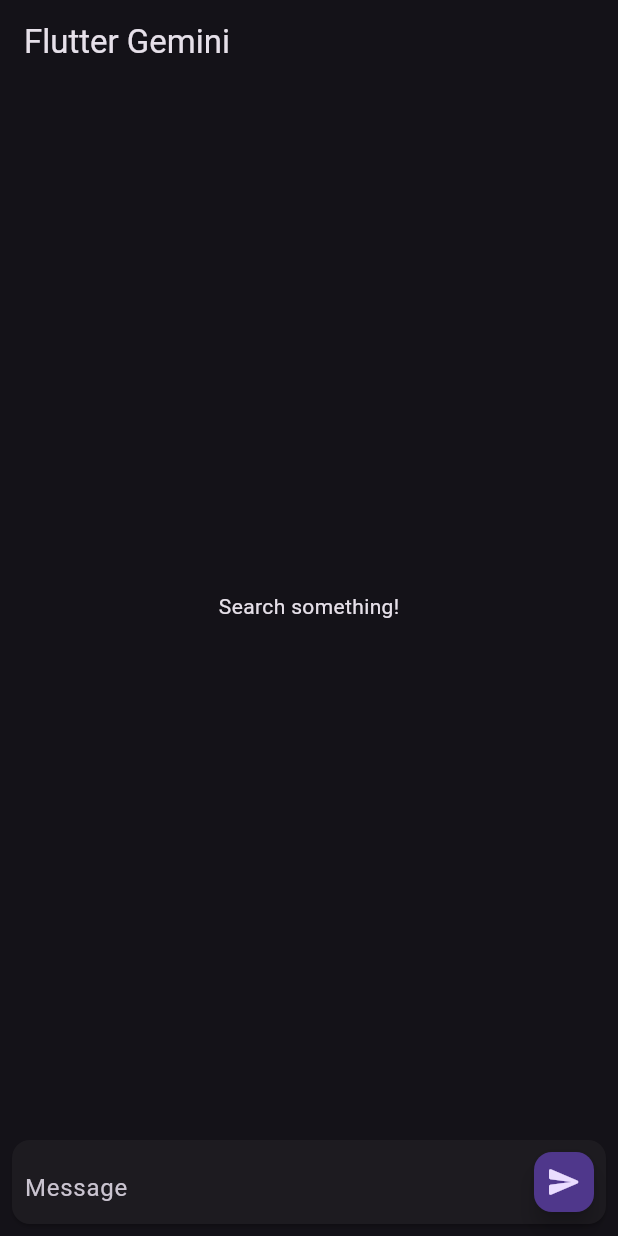
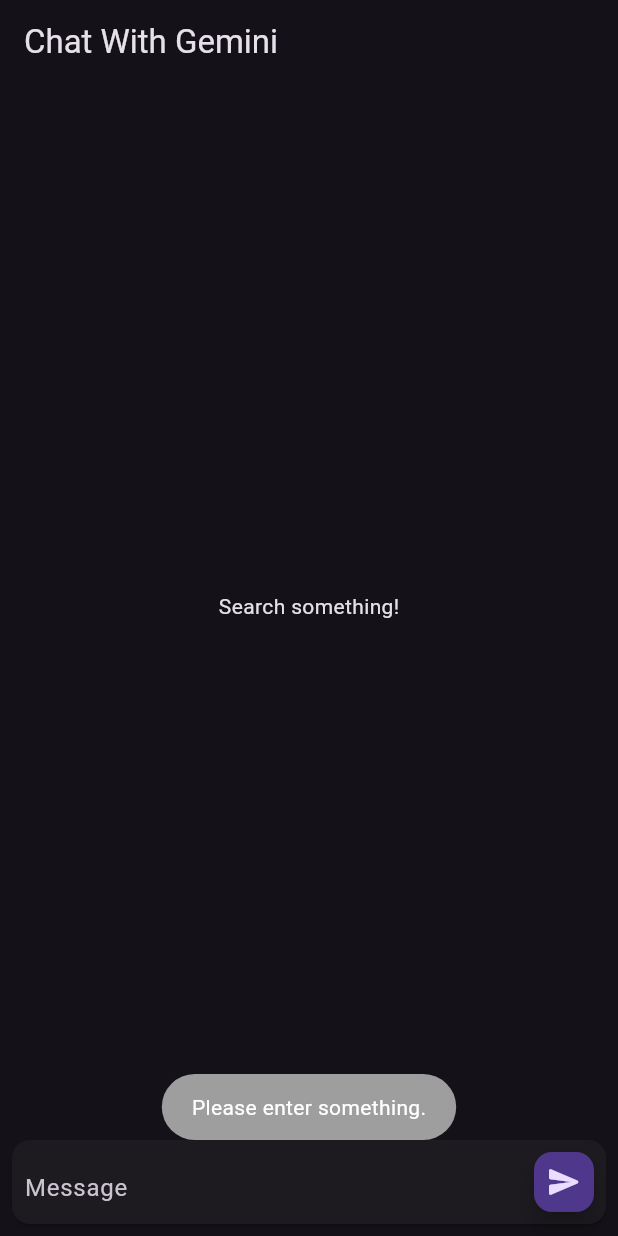
Before and after one commit to d4ken/gemini_simple_stream, a Flutter app: the screen it shows after launch, after a tap on the "send" icon, on a phone screen of 412 x 824 dp. Run offline on Flutter 3.47's test engine with Material 3 defaults, Android fonts, the phone set to English and light mode, and no system bars; our stand-ins replace flutter_gemini, fluttertoast; missing offline and left inert: markdown_widget.

Commit message:
メッセージ送信ボタンの処理を分離

```diff
--- a/lib/pages/chat_screen.dart
+++ b/lib/pages/chat_screen.dart
@@ -1,5 +1,6 @@
 import 'package:flutter/material.dart';
 import 'package:flutter_gemini/flutter_gemini.dart';
+import 'package:fluttertoast/fluttertoast.dart';
 import 'package:gemini_photex/components/build_markdown.dart';
 import 'package:gemini_photex/components/chat_input_box.dart';
 
@@ -25,7 +26,7 @@ class _ChatScreenState extends State<ChatScreen> {
   Widget build(BuildContext context) {
     return Scaffold(
         appBar: AppBar(
-          title: const Text("Flutter Gemini"),
+          title: const Text("Chat With Gemini"),
         ),
         body: Column(
           children: [
@@ -49,14 +50,20 @@ class _ChatScreenState extends State<ChatScreen> {
             if (loading) const CircularProgressIndicator(),
             ChatInputBox(
               controller: controller,
-              onSend: () {
+              onSend: sendMessageAction
+            )
+          ],
+        ));
+  }
+
+  void sendMessageAction()
+  {
     if (controller.text.isNotEmpty) {
       final searchedText = controller.text;
       chats.add(Content(
           role: 'user', parts: [Parts(text: searchedText)]));
       controller.clear();
       loading = true;
-
       gemini.streamChat(chats).listen((value) {
         loading = false;
         setState(() {
@@ -70,18 +77,21 @@ class _ChatScreenState extends State<ChatScreen> {
           }
         });
       });
+    } else {
+      Fluttertoast.showToast(
+          msg: "Please enter something.",
+          backgroundColor: Colors.grey,
+          textColor: Colors.white);
     }
-              },
-            )
-          ],
-        ));
   }
 
   Widget chatItem(BuildContext context, int index) {
     final Content content = chats[index];
     return Card(
       elevation: 0,
-      color: content.role == 'model' ? Colors.grey.shade800 : Colors.green,
+      color: content.role == 'model'
+          ? Colors.grey.shade800
+          : Colors.lightGreen.shade700,
       child: Padding(
         padding: const EdgeInsets.all(8.0),
         child: Column(crossAxisAlignment: CrossAxisAlignment.start, children: [
```
Lines whose indentation alone changed are shown as unchanged.
